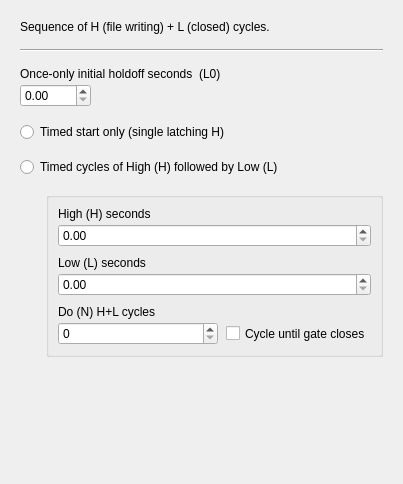
Old version of the form Forms/TrigTimedPanel.ui in the repository billkarsh/SpikeGLX.
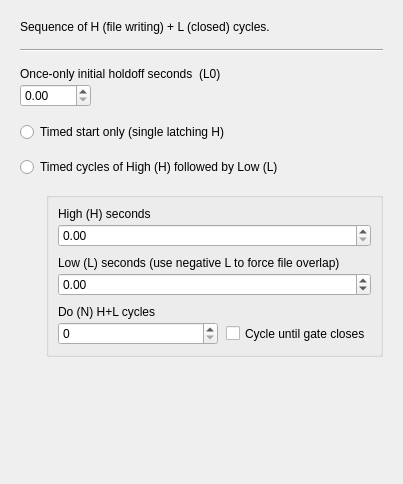
New version of the form.

Commit message: Time trigger: negative L overlaps files

Diff of the .ui file:
```diff
--- a/Forms/TrigTimedPanel.ui
+++ b/Forms/TrigTimedPanel.ui
@@ -111,7 +111,7 @@
            </size>
           </property>
           <property name="text">
-           <string>Low (L) seconds</string>
+           <string>Low (L) seconds (use negative L to force file overlap)</string>
           </property>
          </widget>
         </item>
@@ -129,6 +129,9 @@
             <height>22</height>
            </size>
           </property>
+          <property name="minimum">
+           <double>-1.000000000000000</double>
+          </property>
           <property name="maximum">
            <double>7200.000000000000000</double>
           </property>
```
The commit also changes 3 other files.
